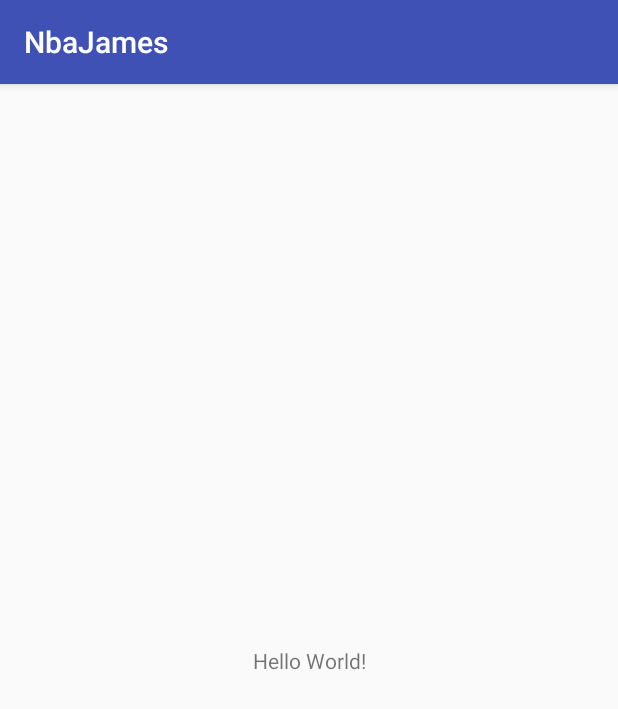
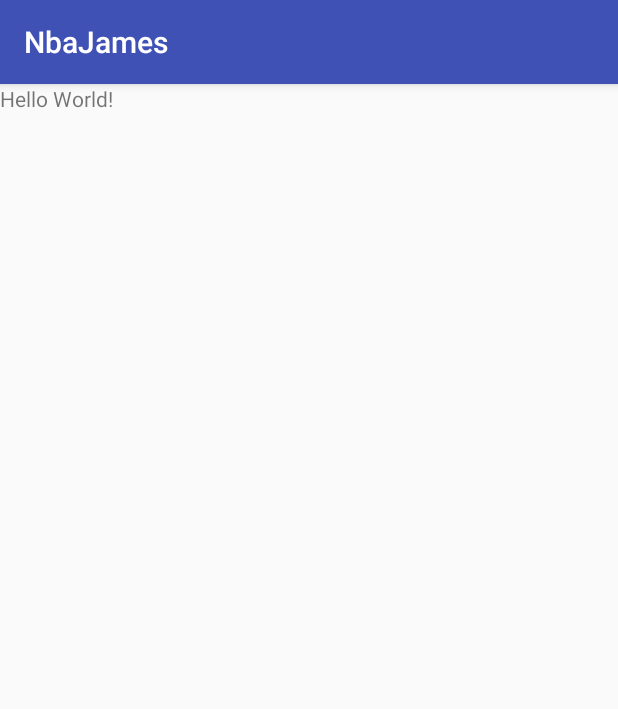
Before and after one commit to liuxiaofeng8888/NbaJames, an Android app: the screen it shows after launch (MainActivity), on a phone screen of 412 x 824 dp. Shown: the top 709 px of the screen. Run offline under Robolectric (Android 15) with nearby library versions, the phone set to English and light mode, and no system bars.

Commit message:
NBA project committed  the second

```diff
--- a/app/src/main/java/com/pft/liuxiaofeng/nbajames/MainActivity.java
+++ b/app/src/main/java/com/pft/liuxiaofeng/nbajames/MainActivity.java
@@ -5,6 +5,7 @@ import android.os.Bundle;
 import android.util.Log;
 
 import com.google.gson.Gson;
+import com.pft.liuxiaofeng.nbajames.activity.BaseActivity;
 import com.pft.liuxiaofeng.nbajames.bean.AllTeamInfo;
 import com.pft.liuxiaofeng.nbajames.services.NbaServices;
 
@@ -12,7 +13,10 @@ import java.io.IOException;
 import java.lang.annotation.Annotation;
 import java.lang.reflect.Type;
 
+import okhttp3.Interceptor;
+import okhttp3.OkHttpClient;
 import okhttp3.ResponseBody;
+import okhttp3.logging.HttpLoggingInterceptor;
 import retrofit2.Call;
 import retrofit2.Callback;
 import retrofit2.Converter;
@@ -20,38 +24,31 @@ import retrofit2.Response;
 import retrofit2.Retrofit;
 import retrofit2.converter.gson.GsonConverterFactory;
 
-public class MainActivity extends AppCompatActivity {
+public class MainActivity extends BaseActivity {
 
     @Override
     protected void onCreate(Bundle savedInstanceState) {
         super.onCreate(savedInstanceState);
         setContentView(R.layout.activity_main);
+        OkHttpClient client = new OkHttpClient.Builder()
+                .addInterceptor(new HttpLoggingInterceptor().setLevel(HttpLoggingInterceptor.Level.BODY))
+                .build();
         Retrofit retrofit = new Retrofit.Builder()
-                .baseUrl("http://v.juhe.cn/")
-                .addConverterFactory(new Converter.Factory() {
-                    @Override
-                    public Converter<?, String> stringConverter(Type type, Annotation[] annotations, Retrofit retrofit) {
-                        return new Converter<ResponseBody, String>() {
-                            @Override
-                            public String convert(ResponseBody value) throws IOException {
-                                return value.string();
-                            }
-                        };
-                    }
-                })
-//                .addConverterFactory(GsonConverterFactory.create())
+                .baseUrl(baseUrl)
+                .client(client)
+                .addConverterFactory(GsonConverterFactory.create())
                 .build();
         NbaServices services = retrofit.create(NbaServices.class);
-        Call<String> call =services.getAllTeamInfo();
-        call.enqueue(new Callback<String>() {
+        Call<AllTeamInfo> call =services.getAllTeamInfo(key);
+        call.enqueue(new Callback<AllTeamInfo>() {
             @Override
-            public void onResponse(Call<String> call, Response<String> response) {
-                Log.e("data",response.body().toString()+"");
+            public void onResponse(Call<AllTeamInfo> call, Response<AllTeamInfo> response) {
+                Log.e("data",response.body().getResult().get_$1().getName());
             }
 
             @Override
-            public void onFailure(Call<String> call, Throwable t) {
-                Log.e("error",t.getMessage());
+            public void onFailure(Call<AllTeamInfo> call, Throwable t) {
+
             }
         });
     }
--- a/app/src/main/java/com/pft/liuxiaofeng/nbajames/activity/BaseActivity.java
+++ b/app/src/main/java/com/pft/liuxiaofeng/nbajames/activity/BaseActivity.java
@@ -14,6 +14,8 @@ import java.util.ArrayList;
 
 public class BaseActivity extends AppCompatActivity {
     protected String TAG;
+    protected String key = "bff90bfa2891ccb24c021931ea874b80";
+    protected String baseUrl = "http://v.juhe.cn/";
     protected ArrayList<Activity> activityList = new ArrayList<>();
 
     @Override
--- a/app/src/main/java/com/pft/liuxiaofeng/nbajames/services/NbaServices.java
+++ b/app/src/main/java/com/pft/liuxiaofeng/nbajames/services/NbaServices.java
@@ -11,6 +11,6 @@ import retrofit2.http.Query;
  */
 
 public interface NbaServices {
-    @GET("/nba/all_team_info.php?key=bff90bfa2891ccb24c021931ea874b80")
-    Call<String> getAllTeamInfo();
+    @GET("nba/all_team_info.php")
+    Call<AllTeamInfo> getAllTeamInfo(@Query("key") String key);
 }
--- a/app/src/main/res/layout/activity_main.xml
+++ b/app/src/main/res/layout/activity_main.xml
@@ -1,6 +1,6 @@
 <?xml version="1.0" encoding="utf-8"?>
-<android.support.constraint.ConstraintLayout xmlns:android="http://schemas.android.com/apk/res/android"
-    xmlns:app="http://schemas.android.com/apk/res-auto"
+<LinearLayout
+    xmlns:android="http://schemas.android.com/apk/res/android"
     xmlns:tools="http://schemas.android.com/tools"
     android:layout_width="match_parent"
     android:layout_height="match_parent"
@@ -9,10 +9,6 @@
     <TextView
         android:layout_width="wrap_content"
         android:layout_height="wrap_content"
-        android:text="Hello World!"
-        app:layout_constraintBottom_toBottomOf="parent"
-        app:layout_constraintLeft_toLeftOf="parent"
-        app:layout_constraintRight_toRightOf="parent"
-        app:layout_constraintTop_toTopOf="parent" />
+        android:text="Hello World!" />
 
-</android.support.constraint.ConstraintLayout>
+</LinearLayout>
--- a/build.gradle
+++ b/build.gradle
@@ -5,7 +5,7 @@ buildscript {
         jcenter()
     }
     dependencies {
-        classpath 'com.android.tools.build:gradle:2.3.1'
+        classpath 'com.android.tools.build:gradle:2.2.3'
 
         // NOTE: Do not place your application dependencies here; they belong
         // in the individual module build.gradle files
```
Also changed, not shown: app/build.gradle (+7 -7 lines), app/src/main/java/com/pft/liuxiaofeng/nbajames/bean/AllTeamInfo.java (+0 -18 lines), app/src/main/java/com/pft/liuxiaofeng/nbajames/utils/CommonUtils.java (added, +27 -0 lines), 2 other files.
